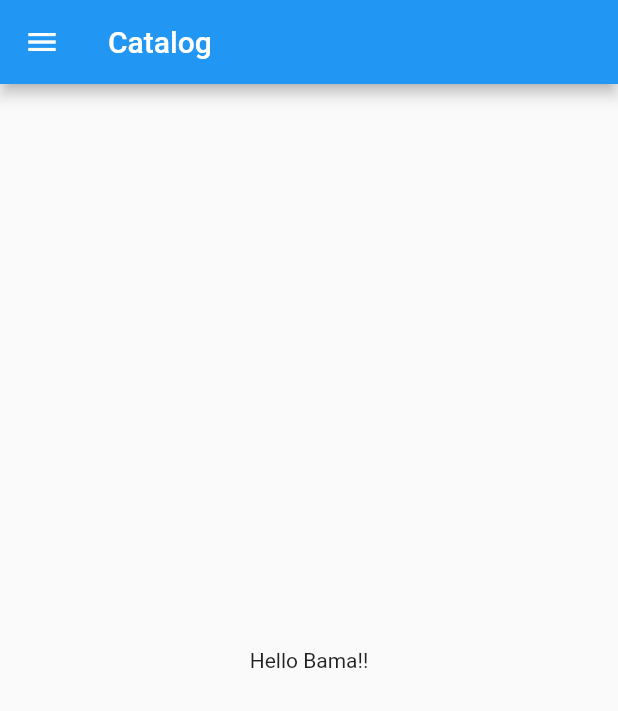
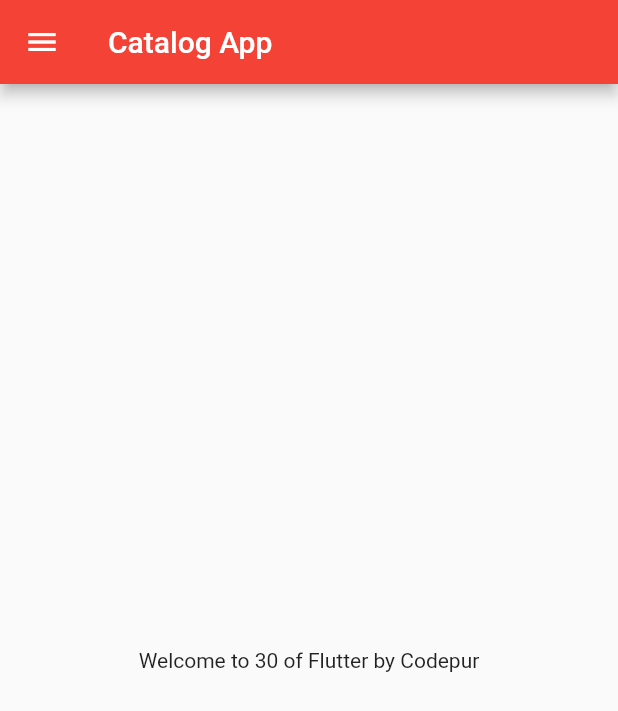
Before and after one commit to bamakant/FlutterTutorials, a Flutter app: the screen it shows after launch, on a phone screen of 412 x 824 dp. Shown: the top 711 px of the screen. Run offline on Flutter 3.47's test engine with Material 2 defaults, Android fonts, the phone set to English and light mode, and no system bars.

Commit message:
Day 3 Completed.

```diff
--- a/lib/main.dart
+++ b/lib/main.dart
@@ -1,5 +1,6 @@
 import 'package:flutter/material.dart';
-import 'package:flutter_catalog/home_page.dart';
+import 'pages/login_page.dart';
+import 'pages/home_page.dart';
 
 void main() {
   runApp(MyApp());
@@ -11,7 +12,16 @@ class MyApp extends StatelessWidget {
   @override
   Widget build(BuildContext context) {
     return MaterialApp(
-      home: HomePage(),
+      // home: HomePage(),
+      themeMode: ThemeMode.light,
+      theme: ThemeData(primarySwatch: Colors.red),
+      darkTheme: ThemeData(brightness: Brightness.dark),
+      initialRoute: "/home",
+      routes: {
+        "/": (context) => LoginPage(),
+        "/home": (context) => HomePage(),
+        "/login": (context) => LoginPage(),
+      },
     );
   }
 }
--- a/lib/home_page.dart
+++ b/lib/pages/home_page.dart
@@ -5,13 +5,16 @@ class HomePage extends StatelessWidget {
 
   @override
   Widget build(BuildContext context) {
+    int days = 30;
+    String codepur = "Codepur";
+
     return Scaffold(
       appBar: AppBar(
-        title: Text("Catalog"),
+        title: Text("Catalog App"),
       ),
       body: Center(
         child: Container(
-          child: Text("Hello Bama!!"),
+          child: Text("Welcome to $days of Flutter by $codepur"),
         ),
       ),
       drawer: Drawer(),
```
Also changed, not shown: lib/pages/login_page.dart (added, +20 -0 lines).
